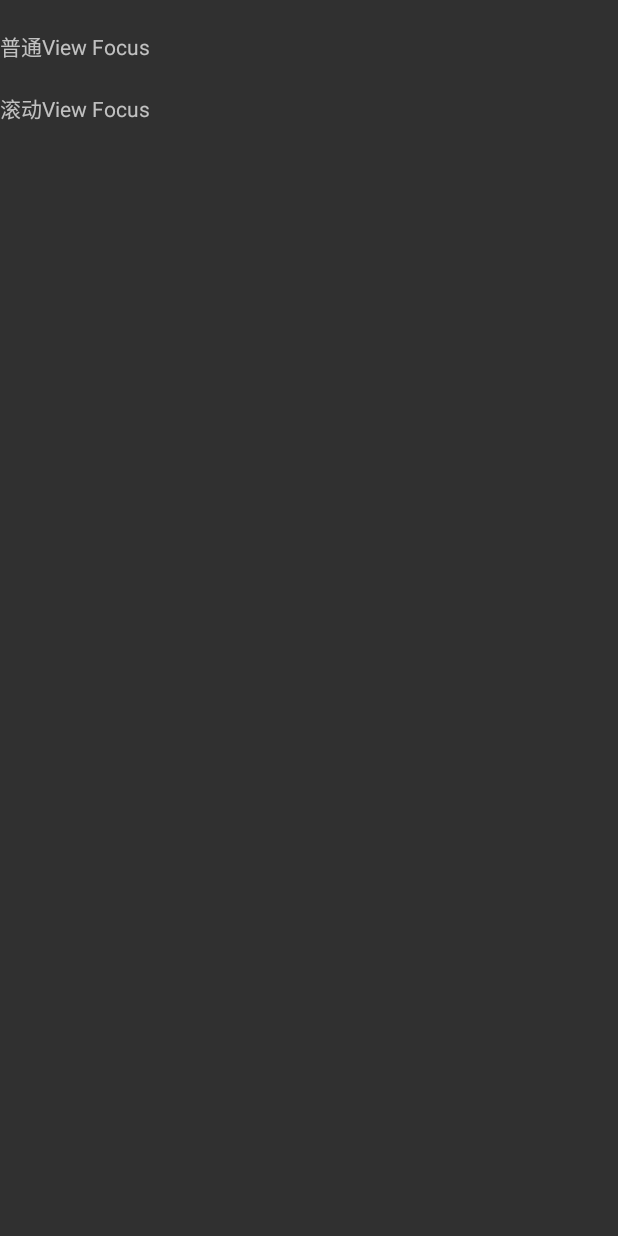
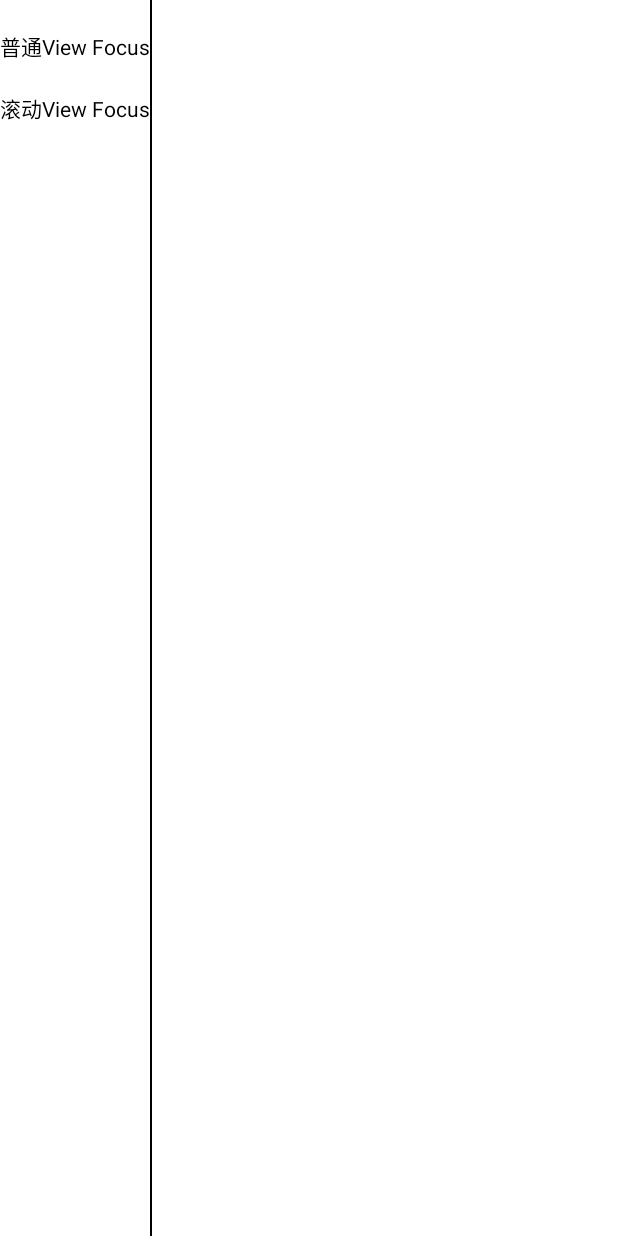
Before and after one commit to RyanHuen/AndroidTVFocus, an Android app: the screen it shows after launch (MainActivity), on a phone screen of 412 x 824 dp. Before the commit the screen is almost empty. Run offline under Robolectric (Android 15) with nearby library versions, the phone set to English and light mode, and no system bars.

Commit message:
完善demo

```diff
--- a/app/src/main/res/layout/activity_main.xml
+++ b/app/src/main/res/layout/activity_main.xml
@@ -2,7 +2,8 @@
 <FrameLayout xmlns:android="http://schemas.android.com/apk/res/android"
     xmlns:tools="http://schemas.android.com/tools"
     android:layout_width="match_parent"
-    android:layout_height="match_parent">
+    android:layout_height="match_parent"
+    android:background="@android:color/white">
 
     <LinearLayout
         android:layout_width="match_parent"
@@ -24,7 +25,8 @@
                 android:layout_gravity="center_vertical"
                 android:layout_marginTop="20dp"
                 android:focusable="true"
-                android:text="@string/simple_focus" />
+                android:text="@string/simple_focus"
+                android:textColor="@android:color/black" />
 
             <TextView
                 android:id="@+id/scrollable_view_focus"
@@ -33,9 +35,15 @@
                 android:layout_gravity="center_vertical"
                 android:layout_marginTop="20dp"
                 android:focusable="true"
-                android:text="@string/scroll_focus" />
+                android:text="@string/scroll_focus"
+                android:textColor="@android:color/black" />
 
         </LinearLayout>
+
+        <View
+            android:layout_width="1dp"
+            android:layout_height="match_parent"
+            android:background="@android:color/black" />
 
         <FrameLayout
             android:id="@+id/main_content"
--- a/app/src/main/res/layout/fragment_simple_view_focus.xml
+++ b/app/src/main/res/layout/fragment_simple_view_focus.xml
@@ -11,12 +11,14 @@
         android:layout_width="wrap_content"
         android:layout_height="wrap_content"
         android:layout_marginTop="20dp"
+        android:textColor="@android:color/black"
         android:focusable="true"
         android:text="默认效果" />
 
     <TextView
         android:id="@+id/no_scale"
         android:layout_width="wrap_content"
+        android:textColor="@android:color/black"
         android:layout_height="wrap_content"
         android:layout_marginTop="20dp"
         android:focusable="true"
@@ -27,6 +29,7 @@
         android:layout_width="wrap_content"
         android:layout_height="wrap_content"
         android:layout_marginTop="20dp"
+        android:textColor="@android:color/black"
         android:focusable="true"
         android:text="只放大" />
 
@@ -35,6 +38,7 @@
         android:layout_width="wrap_content"
         android:layout_height="wrap_content"
         android:layout_marginTop="20dp"
+        android:textColor="@android:color/black"
         android:focusable="true"
         android:text="更换Focus的边框效果" />
 
@@ -58,6 +62,7 @@
             android:layout_width="wrap_content"
             android:layout_height="wrap_content"
             android:text="指定View绘制边框"
+            android:textColor="@android:color/black"
             android:textSize="10sp" />
     </LinearLayout>
 
@@ -66,6 +71,7 @@
         android:layout_width="wrap_content"
         android:layout_height="wrap_content"
         android:focusable="true"
+        android:textColor="@android:color/black"
         android:text="Dialog类型" />
 
 </LinearLayout>
--- a/app/src/main/res/layout/recycler_item.xml
+++ b/app/src/main/res/layout/recycler_item.xml
@@ -15,6 +15,7 @@
     <TextView
         android:id="@+id/title"
         android:layout_width="wrap_content"
+        android:textColor="@android:color/black"
         android:layout_height="wrap_content"
         android:layout_gravity="center_horizontal"
         android:singleLine="true"
--- a/lib/src/main/res/values/ids.xml
+++ b/lib/src/main/res/values/ids.xml
@@ -1,6 +1,6 @@
 <?xml version="1.0" encoding="utf-8"?>
 <resources>
-    <item name="ryan_focus_item_pivot_x" type="id" />
-    <item name="ryan_focus_item_pivot_y" type="id" />
-    <item name="ryan_focus_cursor_view" type="id" />
+    <item name="shadow_focus_item_pivot_x" type="id" />
+    <item name="shadow_focus_item_pivot_y" type="id" />
+    <item name="shadow_focus_view" type="id" />
 </resources>
```
Also changed, not shown: lib/src/main/java/com/ryanhuen/lib/widget/FocusHighlightHelper.java (+13 -14 lines), lib/src/main/java/com/ryanhuen/lib/widget/ShadowFocusView.java (renamed from lib/src/main/java/com/ryanhuen/lib/widget/RHFocusCursorView.java, +10 -10 lines).
